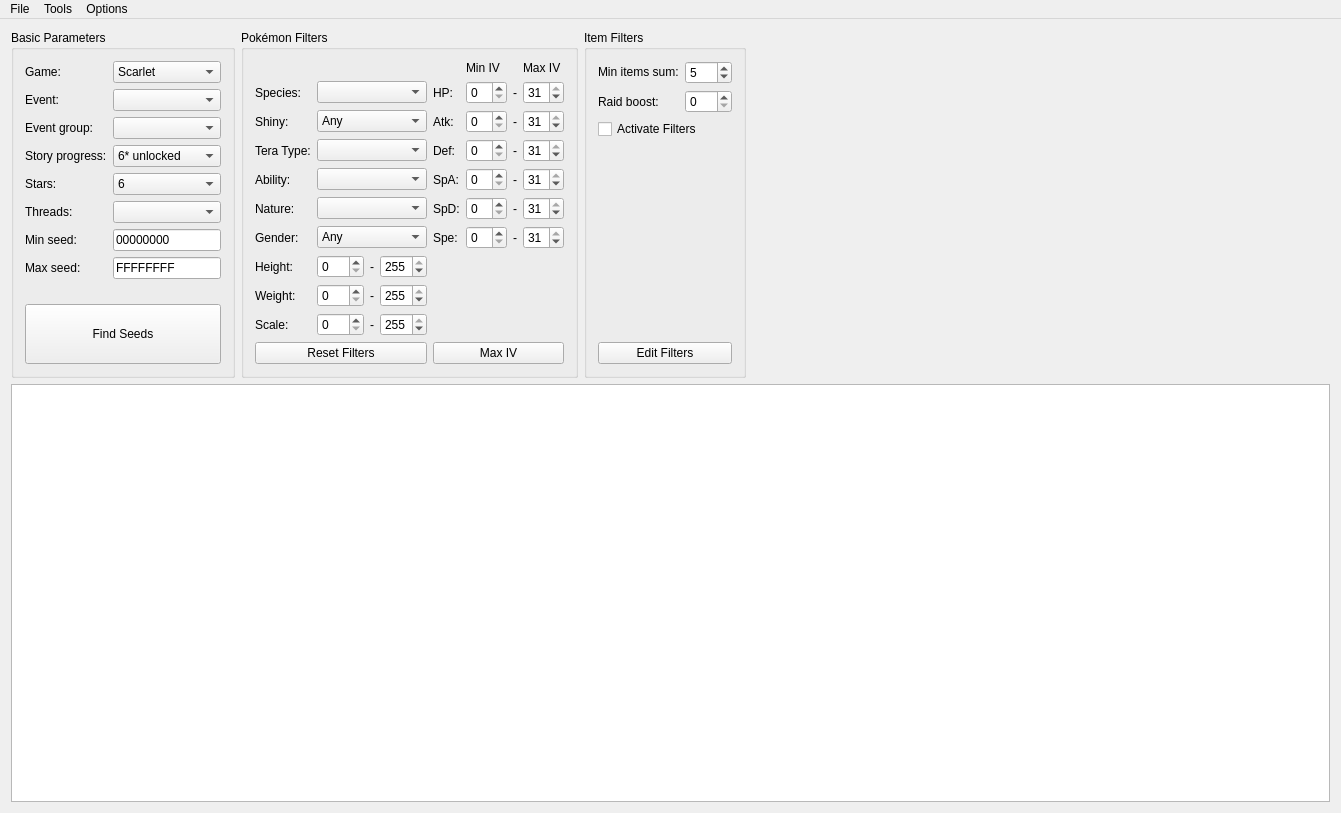
Qt form RaidCalc/RaidCalc.ui (MewTracker/sv-research) before a commit.
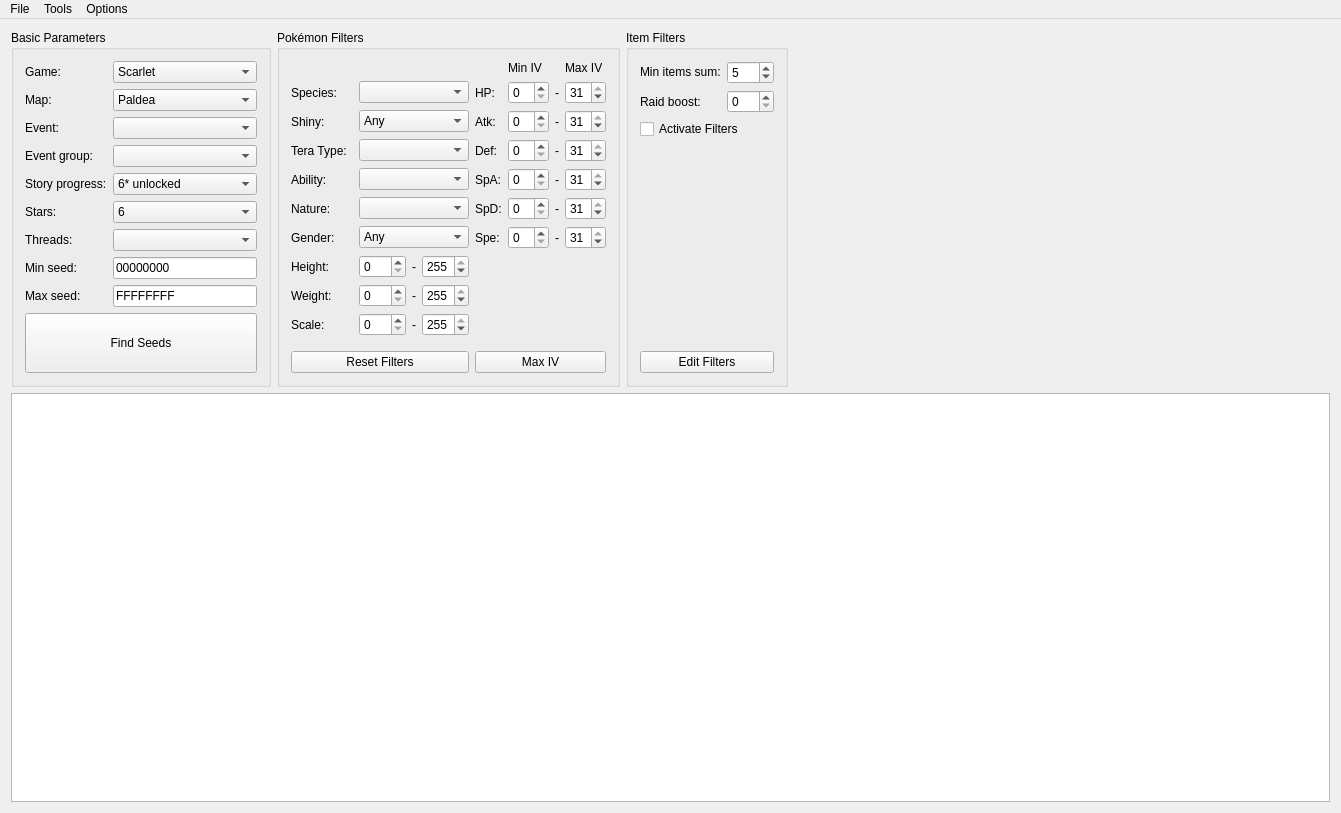
The same form after that commit.

The edit to the form file:
```diff
--- a/RaidCalc/RaidCalc.ui
+++ b/RaidCalc/RaidCalc.ui
@@ -29,125 +29,56 @@
          <string>Basic Parameters</string>
         </property>
         <layout class="QGridLayout" name="gridLayout">
-         <item row="0" column="0">
-          <widget class="QLabel" name="labelGame">
+         <item row="6" column="0">
+          <widget class="QLabel" name="labelThreads">
            <property name="text">
-            <string>Game:</string>
+            <string>Threads:</string>
            </property>
           </widget>
          </item>
-         <item row="7" column="0">
+         <item row="4" column="0">
+          <widget class="QLabel" name="labelStage">
+           <property name="text">
+            <string>Story progress:</string>
+           </property>
+          </widget>
+         </item>
+         <item row="2" column="1">
+          <widget class="QComboBox" name="comboBoxEvent">
+           <property name="maxVisibleItems">
+            <number>20</number>
+           </property>
+          </widget>
+         </item>
+         <item row="8" column="0">
           <widget class="QLabel" name="labelMaxSeed">
            <property name="text">
             <string>Max seed:</string>
            </property>
           </widget>
          </item>
-         <item row="7" column="1">
-          <widget class="QLineEdit" name="editMaxSeed">
-           <property name="sizePolicy">
-            <sizepolicy hsizetype="Preferred" vsizetype="Fixed">
-             <horstretch>0</horstretch>
-             <verstretch>0</verstretch>
-            </sizepolicy>
-           </property>
-           <property name="text">
-            <string>FFFFFFFF</string>
-           </property>
-          </widget>
-         </item>
-         <item row="0" column="1">
-          <widget class="QComboBox" name="comboBoxGame">
-           <item>
-            <property name="text">
-             <string>Scarlet</string>
-            </property>
-           </item>
-           <item>
-            <property name="text">
-             <string>Violet</string>
-            </property>
-           </item>
-          </widget>
-         </item>
-         <item row="6" column="0">
+         <item row="7" column="0">
           <widget class="QLabel" name="labelMinSeed">
            <property name="text">
             <string>Min seed:</string>
            </property>
           </widget>
          </item>
-         <item row="1" column="1">
-          <widget class="QComboBox" name="comboBoxEvent">
-           <property name="maxVisibleItems">
-            <number>20</number>
-           </property>
-          </widget>
-         </item>
-         <item row="2" column="1">
+         <item row="3" column="1">
           <widget class="QComboBox" name="comboBoxEventGroup">
            <property name="enabled">
             <bool>true</bool>
            </property>
           </widget>
          </item>
-         <item row="4" column="1">
-          <widget class="QComboBox" name="comboBoxStars">
-           <property name="currentIndex">
-            <number>5</number>
-           </property>
-           <item>
-            <property name="text">
-             <string>1</string>
-            </property>
-           </item>
-           <item>
-            <property name="text">
-             <string>2</string>
-            </property>
-           </item>
-           <item>
-            <property name="text">
-             <string>3</string>
-            </property>
-           </item>
-           <item>
-            <property name="text">
-             <string>4</string>
-            </property>
-           </item>
-           <item>
-            <property name="text">
-             <string>5</string>
-            </property>
-           </item>
-           <item>
-            <property name="text">
-             <string>6</string>
-            </property>
-           </item>
-           <item>
-            <property name="text">
-             <string>7</string>
-            </property>
-           </item>
-          </widget>
-         </item>
-         <item row="5" column="0">
-          <widget class="QLabel" name="labelThreads">
+         <item row="0" column="0">
+          <widget class="QLabel" name="labelGame">
            <property name="text">
-            <string>Threads:</string>
+            <string>Game:</string>
            </property>
           </widget>
          </item>
-         <item row="4" column="0">
-          <widget class="QLabel" name="labelStars">
-           <property name="text">
-            <string>Stars:</string>
-           </property>
-          </widget>
-         </item>
-         <item row="9" column="0" colspan="2">
+         <item row="10" column="0" colspan="2">
           <widget class="QPushButton" name="buttonFindSeeds">
            <property name="minimumSize">
             <size>
@@ -160,7 +91,67 @@
            </property>
           </widget>
          </item>
-         <item row="3" column="1">
+         <item row="5" column="0">
+          <widget class="QLabel" name="labelStars">
+           <property name="text">
+            <string>Stars:</string>
+           </property>
+          </widget>
+         </item>
+         <item row="7" column="1">
+          <widget class="QLineEdit" name="editMinSeed">
+           <property name="sizePolicy">
+            <sizepolicy hsizetype="Preferred" vsizetype="Fixed">
+             <horstretch>0</horstretch>
+             <verstretch>0</verstretch>
+            </sizepolicy>
+           </property>
+           <property name="text">
+            <string>00000000</string>
+           </property>
+          </widget>
+         </item>
+         <item row="9" column="0">
+          <spacer name="spacer4">
+           <property name="orientation">
+            <enum>Qt::Vertical</enum>
+           </property>
+           <property name="sizeHint" stdset="0">
+            <size>
+             <width>20</width>
+             <height>0</height>
+            </size>
+           </property>
+          </spacer>
+         </item>
+         <item row="0" column="1">
+          <widget class="QComboBox" name="comboBoxGame">
+           <item>
+            <property name="text">
+             <string>Scarlet</string>
+            </property>
+           </item>
+           <item>
+            <property name="text">
+             <string>Violet</string>
+            </property>
+           </item>
+          </widget>
+         </item>
+         <item row="8" column="1">
+          <widget class="QLineEdit" name="editMaxSeed">
+           <property name="sizePolicy">
+            <sizepolicy hsizetype="Preferred" vsizetype="Fixed">
+             <horstretch>0</horstretch>
+             <verstretch>0</verstretch>
+            </sizepolicy>
+           </property>
+           <property name="text">
+            <string>FFFFFFFF</string>
+           </property>
+          </widget>
+         </item>
+         <item row="4" column="1">
           <widget class="QComboBox" name="comboBoxStage">
            <property name="currentIndex">
             <number>4</number>
@@ -192,55 +183,85 @@
            </item>
           </widget>
          </item>
-         <item row="6" column="1">
-          <widget class="QLineEdit" name="editMinSeed">
-           <property name="sizePolicy">
-            <sizepolicy hsizetype="Preferred" vsizetype="Fixed">
-             <horstretch>0</horstretch>
-             <verstretch>0</verstretch>
-            </sizepolicy>
-           </property>
-           <property name="text">
-            <string>00000000</string>
-           </property>
-          </widget>
-         </item>
-         <item row="1" column="0">
+         <item row="2" column="0">
           <widget class="QLabel" name="labelEvent">
            <property name="text">
             <string>Event:</string>
            </property>
           </widget>
          </item>
-         <item row="2" column="0">
+         <item row="6" column="1">
+          <widget class="QComboBox" name="comboBoxThreads"/>
+         </item>
+         <item row="3" column="0">
           <widget class="QLabel" name="labelEventGroup">
            <property name="text">
             <string>Event group:</string>
            </property>
           </widget>
          </item>
-         <item row="3" column="0">
-          <widget class="QLabel" name="labelStage">
-           <property name="text">
-            <string>Story progress:</string>
-           </property>
-          </widget>
-         </item>
          <item row="5" column="1">
-          <widget class="QComboBox" name="comboBoxThreads"/>
+          <widget class="QComboBox" name="comboBoxStars">
+           <property name="currentIndex">
+            <number>5</number>
+           </property>
+           <item>
+            <property name="text">
+             <string>1</string>
+            </property>
+           </item>
+           <item>
+            <property name="text">
+             <string>2</string>
+            </property>
+           </item>
+           <item>
+            <property name="text">
+             <string>3</string>
+            </property>
+           </item>
+           <item>
+            <property name="text">
+             <string>4</string>
+            </property>
+           </item>
+           <item>
+            <property name="text">
+             <string>5</string>
+            </property>
+           </item>
+           <item>
+            <property name="text">
+             <string>6</string>
+            </property>
+           </item>
+           <item>
+            <property name="text">
+             <string>7</string>
+            </property>
+           </item>
+          </widget>
          </item>
-         <item row="8" column="0">
-          <spacer name="spacer4">
-           <property name="orientation">
-            <enum>Qt::Vertical</enum>
+         <item row="1" column="0">
+          <widget class="QLabel" name="labelMap">
+           <property name="text">
+            <string>Map:</string>
            </property>
-           <property name="sizeHint" stdset="0">
-            <size>
-             <width>20</width>
-             <height>0</height>
-            </size>
-           </property>
-          </spacer>
+          </widget>
+         </item>
+         <item row="1" column="1">
+          <widget class="QComboBox" name="comboBoxMap">
+           <item>
+            <property name="text">
+             <string>Paldea</string>
+            </property>
+           </item>
+           <item>
+            <property name="text">
+             <string>Kitakami (Teal Mask)</string>
+            </property>
+           </item>
+          </widget>
          </item>
         </layout>
        </widget>
@@ -251,35 +272,7 @@
          <string>Pokémon Filters</string>
         </property>
         <layout class="QGridLayout" name="gridLayout_3">
-         <item row="1" column="0">
-          <widget class="QLabel" name="labelSpecies">
-           <property name="text">
-            <string>Species:</string>
-           </property>
-          </widget>
-         </item>
-         <item row="1" column="6">
-          <widget class="QLabel" name="labelSep1">
-           <property name="text">
-            <string>-</string>
-           </property>
-          </widget>
-         </item>
-         <item row="6" column="6">
-          <widget class="QLabel" name="labelSep5">
-           <property name="text">
-            <string>-</string>
-           </property>
-          </widget>
-         </item>
-         <item row="7" column="4">
-          <widget class="QLabel" name="labelSpe">
-           <property name="text">
-            <string>Spe:</string>
-           </property>
-          </widget>
-         </item>
-         <item row="3" column="5">
+         <item row="3" column="6">
           <widget class="QSpinBox" name="spinBoxMinAtk">
            <property name="maximum">
             <number>31</number>
@@ -289,166 +282,53 @@
            </property>
           </widget>
          </item>
-         <item row="10" column="3">
-          <widget class="QSpinBox" name="spinBoxMaxScale">
-           <property name="maximum">
-            <number>255</number>
-           </property>
-           <property name="value">
-            <number>255</number>
-           </property>
-          </widget>
-         </item>
-         <item row="6" column="0">
-          <widget class="QLabel" name="labelNature">
-           <property name="text">
-            <string>Nature:</string>
-           </property>
-          </widget>
-         </item>
-         <item row="5" column="4">
+         <item row="5" column="5">
           <widget class="QLabel" name="labelSpA">
            <property name="text">
             <string>SpA:</string>
            </property>
           </widget>
          </item>
-         <item row="4" column="7">
-          <widget class="QSpinBox" name="spinBoxMaxDef">
-           <property name="maximum">
-            <number>31</number>
-           </property>
-           <property name="value">
-            <number>31</number>
-           </property>
-          </widget>
-         </item>
-         <item row="4" column="5">
-          <widget class="QSpinBox" name="spinBoxMinDef">
-           <property name="maximum">
-            <number>31</number>
-           </property>
-           <property name="value">
-            <number>0</number>
-           </property>
-          </widget>
-         </item>
-         <item row="6" column="4">
-          <widget class="QLabel" name="labelSpD">
+         <item row="5" column="0">
+          <widget class="QLabel" name="labelAbility">
            <property name="text">
-            <string>SpD:</string>
+            <string>Ability:</string>
            </property>
           </widget>
          </item>
-         <item row="11" column="4" colspan="4">
-          <widget class="QPushButton" name="buttonMaxIV">
-           <property name="text">
-            <string>Max IV</string>
-           </property>
-          </widget>
-         </item>
-         <item row="3" column="4">
+         <item row="3" column="5">
           <widget class="QLabel" name="labelAtk">
            <property name="text">
             <string>Atk:</string>
            </property>
           </widget>
          </item>
-         <item row="7" column="6">
-          <widget class="QLabel" name="labelSep6">
-           <property name="text">
-            <string>-</string>
-           </property>
-          </widget>
-         </item>
-         <item row="7" column="0">
-          <widget class="QLabel" name="labelGender">
-           <property name="text">
-            <string>Gender:</string>
-           </property>
-          </widget>
-         </item>
-         <item row="1" column="5">
-          <widget class="QSpinBox" name="spinBoxMinHP">
+         <item row="10" column="4">
+          <widget class="QSpinBox" name="spinBoxMaxScale">
            <property name="maximum">
-            <number>31</number>
+            <number>255</number>
            </property>
            <property name="value">
-            <number>0</number>
-           </property>
-          </widget>
-         </item>
-         <item row="3" column="6">
-          <widget class="QLabel" name="labelSep2">
-           <property name="text">
-            <string>-</string>
-           </property>
-          </widget>
-         </item>
-         <item row="3" column="7">
-          <widget class="QSpinBox" name="spinBoxMaxAtk">
-           <property name="maximum">
-            <number>31</number>
-           </property>
-           <property name="value">
-            <number>31</number>
-           </property>
-          </widget>
-         </item>
-         <item row="0" column="7">
-          <widget class="QLabel" name="labelMaxIV">
-           <property name="text">
-            <string>Max IV</string>
+            <number>255</number>
            </property>
           </widget>
          </item>
          <item row="7" column="5">
-          <widget class="QSpinBox" name="spinBoxMinSpe">
-           <property name="maximum">
-            <number>31</number>
-           </property>
-           <property name="value">
-            <number>0</number>
-           </property>
-          </widget>
-         </item>
-         <item row="5" column="6">
-          <widget class="QLabel" name="labelSep4">
+          <widget class="QLabel" name="labelSpe">
            <property name="text">
-            <string>-</string>
+            <string>Spe:</string>
            </property>
           </widget>
          </item>
-         <item row="9" column="0">
-          <widget class="QLabel" name="labelWeight">
-           <property name="text">
-            <string>Weight:</string>
-           </property>
-          </widget>
-         </item>
-         <item row="4" column="6">
-          <widget class="QLabel" name="labelSep3">
-           <property name="text">
-            <string>-</string>
-           </property>
-          </widget>
-         </item>
-         <item row="3" column="0">
-          <widget class="QLabel" name="labelShiny">
-           <property name="text">
-            <string>Shiny:</string>
-           </property>
-          </widget>
-         </item>
-         <item row="4" column="4">
+         <item row="4" column="5">
           <widget class="QLabel" name="labelDef">
            <property name="text">
             <string>Def:</string>
            </property>
           </widget>
          </item>
-         <item row="5" column="7">
-          <widget class="QSpinBox" name="spinBoxMaxSpA">
+         <item row="1" column="8">
+          <widget class="QSpinBox" name="spinBoxMaxHP">
            <property name="maximum">
             <number>31</number>
            </property>
@@ -457,37 +337,100 @@
            </property>
           </widget>
          </item>
-         <item row="1" column="4">
-          <widget class="QLabel" name="labelHP">
-           <property name="text">
-            <string>HP:</string>
-           </property>
-          </widget>
+         <item row="6" column="2" colspan="3">
+          <widget class="QComboBox" name="comboBoxNature"/>
          </item>
-         <item row="7" column="7">
-          <widget class="QSpinBox" name="spinBoxMaxSpe">
-           <property name="maximum">
-            <number>31</number>
-           </property>
-           <property name="value">
-            <number>31</number>
-           </property>
-          </widget>
-         </item>
-         <item row="5" column="0">
-          <widget class="QLabel" name="labelAbility">
-           <property name="text">
-            <string>Ability:</string>
-           </property>
-          </widget>
-         </item>
-         <item row="10" column="1">
+         <item row="10" column="2">
           <widget class="QSpinBox" name="spinBoxMinScale">
            <property name="maximum">
             <number>255</number>
            </property>
           </widget>
          </item>
+         <item row="5" column="2" colspan="3">
+          <widget class="QComboBox" name="comboBoxAbility"/>
+         </item>
+         <item row="1" column="6">
+          <widget class="QSpinBox" name="spinBoxMinHP">
+           <property name="maximum">
+            <number>31</number>
+           </property>
+           <property name="value">
+            <number>0</number>
+           </property>
+          </widget>
+         </item>
+         <item row="12" column="0" colspan="5">
+          <widget class="QPushButton" name="buttonResetPokemonFilters">
+           <property name="text">
+            <string>Reset Filters</string>
+           </property>
+          </widget>
+         </item>
+         <item row="7" column="2" colspan="3">
+          <widget class="QComboBox" name="comboBoxGender">
+           <item>
+            <property name="text">
+             <string>Any</string>
+            </property>
+           </item>
+           <item>
+            <property name="text">
+             <string>Male</string>
+            </property>
+           </item>
+           <item>
+            <property name="text">
+             <string>Female</string>
+            </property>
+           </item>
+           <item>
+            <property name="text">
+             <string>Genderless</string>
+            </property>
+           </item>
+          </widget>
+         </item>
+         <item row="7" column="0">
+          <widget class="QLabel" name="labelGender">
+           <property name="text">
+            <string>Gender:</string>
+           </property>
+          </widget>
+         </item>
+         <item row="8" column="3">
+          <widget class="QLabel" name="labelSep7">
+           <property name="sizePolicy">
+            <sizepolicy hsizetype="Fixed" vsizetype="Preferred">
+             <horstretch>0</horstretch>
+             <verstretch>0</verstretch>
+            </sizepolicy>
+           </property>
+           <property name="text">
+            <string>-</string>
+           </property>
+          </widget>
+         </item>
+         <item row="7" column="6">
+          <widget class="QSpinBox" name="spinBoxMinSpe">
+           <property name="maximum">
+            <number>31</number>
+           </property>
+           <property name="value">
+            <number>0</number>
+           </property>
+          </widget>
+         </item>
+         <item row="6" column="6">
+          <widget class="QSpinBox" name="spinBoxMinSpD">
+           <property name="maximum">
+            <number>31</number>
+           </property>
+           <property name="value">
+            <number>0</number>
+           </property>
+          </widget>
+         </item>
          <item row="8" column="0">
           <widget class="QLabel" name="labelHeight">
            <property name="text">
@@ -495,58 +438,7 @@
            </property>
           </widget>
          </item>
-         <item row="6" column="7">
-          <widget class="QSpinBox" name="spinBoxMaxSpD">
-           <property name="maximum">
-            <number>31</number>
-           </property>
-           <property name="value">
-            <number>31</number>
-           </property>
-          </widget>
-         </item>
-         <item row="9" column="1">
-          <widget class="QSpinBox" name="spinBoxMinWeight">
-           <property name="maximum">
-            <number>255</number>
-           </property>
-          </widget>
-         </item>
-         <item row="4" column="0">
-          <widget class="QLabel" name="labelTeraType">
-           <property name="text">
-            <string>Tera Type:</string>
-           </property>
-          </widget>
-         </item>
-         <item row="1" column="7">
-          <widget class="QSpinBox" name="spinBoxMaxHP">
-           <property name="maximum">
-            <number>31</number>
-           </property>
-           <property name="value">
-            <number>31</number>
-           </property>
-          </widget>
-         </item>
-         <item row="8" column="1">
-          <widget class="QSpinBox" name="spinBoxMinHeight">
-           <property name="maximum">
-            <number>255</number>
-           </property>
-          </widget>
-         </item>
-         <item row="6" column="5">
-          <widget class="QSpinBox" name="spinBoxMinSpD">
-           <property name="maximum">
-            <number>31</number>
-           </property>
-           <property name="value">
-            <number>0</number>
-           </property>
-          </widget>
-         </item>
-         <item row="5" column="5">
+         <item row="5" column="6">
           <widget class="QSpinBox" name="spinBoxMinSpA">
            <property name="maximum">
             <number>31</number>
@@ -556,13 +448,66 @@
            </property>
           </widget>
          </item>
-         <item row="0" column="5">
+         <item row="0" column="6">
           <widget class="QLabel" name="labelMinIV">
            <property name="text">
             <string>Min IV</string>
            </property>
           </widget>
          </item>
+         <item row="6" column="7">
+          <widget class="QLabel" name="labelSep5">
+           <property name="text">
+            <string>-</string>
+           </property>
+          </widget>
+         </item>
+         <item row="6" column="5">
+          <widget class="QLabel" name="labelSpD">
+           <property name="text">
+            <string>SpD:</string>
+           </property>
+          </widget>
+         </item>
+         <item row="1" column="7">
+          <widget class="QLabel" name="labelSep1">
+           <property name="text">
+            <string>-</string>
+           </property>
+          </widget>
+         </item>
+         <item row="4" column="2" colspan="3">
+          <widget class="QComboBox" name="comboBoxTeraType"/>
+         </item>
+         <item row="3" column="2" colspan="3">
+          <widget class="QComboBox" name="comboBoxShiny">
+           <item>
+            <property name="text">
+             <string>Any</string>
+            </property>
+           </item>
+           <item>
+            <property name="text">
+             <string>Yes</string>
+            </property>
+           </item>
+           <item>
+            <property name="text">
+             <string>No</string>
+            </property>
+           </item>
+          </widget>
+         </item>
+         <item row="7" column="8">
+          <widget class="QSpinBox" name="spinBoxMaxSpe">
+           <property name="maximum">
+            <number>31</number>
+           </property>
+           <property name="value">
+            <number>31</number>
+           </property>
+          </widget>
+         </item>
          <item row="10" column="0">
           <widget class="QLabel" name="labelScale">
            <property name="text">
@@ -570,40 +515,45 @@
            </property>
           </widget>
          </item>
-         <item row="9" column="3">
-          <widget class="QSpinBox" name="spinBoxMaxWeight">
-           <property name="maximum">
-            <number>255</number>
+         <item row="6" column="0">
+          <widget class="QLabel" name="labelNature">
+           <property name="text">
+            <string>Nature:</string>
            </property>
-           <property name="value">
-            <number>255</number>
-           </property>
           </widget>
          </item>
-         <item row="8" column="3">
-          <widget class="QSpinBox" name="spinBoxMaxHeight">
-           <property name="maximum">
-            <number>255</number>
+         <item row="3" column="7">
+          <widget class="QLabel" name="labelSep2">
+           <property name="text">
+            <string>-</string>
            </property>
-           <property name="value">
-            <number>255</number>
+          </widget>
+         </item>
+         <item row="1" column="5">
+          <widget class="QLabel" name="labelHP">
+           <property name="text">
+            <string>HP:</string>
            </property>
           </widget>
          </item>
          <item row="8" column="2">
-          <widget class="QLabel" name="labelSep7">
-           <property name="sizePolicy">
-            <sizepolicy hsizetype="Fixed" vsizetype="Preferred">
-             <horstretch>0</horstretch>
-             <verstretch>0</verstretch>
-            </sizepolicy>
+          <widget class="QSpinBox" name="spinBoxMinHeight">
+           <property name="maximum">
+            <number>255</number>
            </property>
-           <property name="text">
-            <string>-</string>
+          </widget>
+         </item>
+         <item row="9" column="4">
+          <widget class="QSpinBox" name="spinBoxMaxWeight">
+           <property name="maximum">
+            <number>255</number>
            </property>
+           <property name="value">
+            <number>255</number>
+           </property>
           </widget>
          </item>
-         <item row="9" column="2">
+         <item row="9" column="3">
           <widget class="QLabel" name="labelSep8">
            <property name="sizePolicy">
             <sizepolicy hsizetype="Fixed" vsizetype="Preferred">
@@ -616,7 +566,7 @@
            </property>
           </widget>
          </item>
-         <item row="10" column="2">
+         <item row="10" column="3">
           <widget class="QLabel" name="labelSep9">
            <property name="sizePolicy">
             <sizepolicy hsizetype="Fixed" vsizetype="Preferred">
@@ -629,68 +579,152 @@
            </property>
           </widget>
          </item>
-         <item row="7" column="1" colspan="3">
-          <widget class="QComboBox" name="comboBoxGender">
-           <item>
-            <property name="text">
-             <string>Any</string>
-            </property>
-           </item>
-           <item>
-            <property name="text">
-             <string>Male</string>
-            </property>
-           </item>
-           <item>
-            <property name="text">
-             <string>Female</string>
-            </property>
-           </item>
-           <item>
-            <property name="text">
-             <string>Genderless</string>
-            </property>
-           </item>
+         <item row="4" column="7">
+          <widget class="QLabel" name="labelSep3">
+           <property name="text">
+            <string>-</string>
+           </property>
           </widget>
          </item>
-         <item row="6" column="1" colspan="3">
-          <widget class="QComboBox" name="comboBoxNature"/>
+         <item row="5" column="8">
+          <widget class="QSpinBox" name="spinBoxMaxSpA">
+           <property name="maximum">
+            <number>31</number>
+           </property>
+           <property name="value">
+            <number>31</number>
+           </property>
+          </widget>
          </item>
-         <item row="5" column="1" colspan="3">
-          <widget class="QComboBox" name="comboBoxAbility"/>
+         <item row="6" column="8">
+          <widget class="QSpinBox" name="spinBoxMaxSpD">
+           <property name="maximum">
+            <number>31</number>
+           </property>
+           <property name="value">
+            <number>31</number>
+           </property>
+          </widget>
          </item>
-         <item row="4" column="1" colspan="3">
-          <widget class="QComboBox" name="comboBoxTeraType"/>
+         <item row="4" column="0">
+          <widget class="QLabel" name="labelTeraType">
+           <property name="text">
+            <string>Tera Type:</string>
+           </property>
+          </widget>
          </item>
-         <item row="3" column="1" colspan="3">
-          <widget class="QComboBox" name="comboBoxShiny">
-           <item>
-            <property name="text">
-             <string>Any</string>
-            </property>
-           </item>
-           <item>
-            <property name="text">
-             <string>Yes</string>
-            </property>
-           </item>
-           <item>
-            <property name="text">
-             <string>No</string>
-            </property>
-           </item>
+         <item row="8" column="4">
+          <widget class="QSpinBox" name="spinBoxMaxHeight">
+           <property name="maximum">
+            <number>255</number>
+           </property>
+           <property name="value">
+            <number>255</number>
+           </property>
           </widget>
          </item>
-         <item row="1" column="1" colspan="3">
+         <item row="1" column="2" colspan="3">
           <widget class="QComboBox" name="comboBoxSpecies"/>
          </item>
-         <item row="11" column="0" colspan="4">
-          <widget class="QPushButton" name="buttonResetPokemonFilters">
+         <item row="4" column="6">
+          <widget class="QSpinBox" name="spinBoxMinDef">
+           <property name="maximum">
+            <number>31</number>
+           </property>
+           <property name="value">
+            <number>0</number>
+           </property>
+          </widget>
+         </item>
+         <item row="4" column="8">
+          <widget class="QSpinBox" name="spinBoxMaxDef">
+           <property name="maximum">
+            <number>31</number>
+           </property>
+           <property name="value">
+            <number>31</number>
+           </property>
+          </widget>
+         </item>
+         <item row="5" column="7">
+          <widget class="QLabel" name="labelSep4">
            <property name="text">
-            <string>Reset Filters</string>
+            <string>-</string>
            </property>
           </widget>
          </item>
+         <item row="9" column="0">
+          <widget class="QLabel" name="labelWeight">
+           <property name="text">
+            <string>Weight:</string>
+           </property>
+          </widget>
+         </item>
+         <item row="3" column="8">
+          <widget class="QSpinBox" name="spinBoxMaxAtk">
+           <property name="maximum">
+            <number>31</number>
+           </property>
+           <property name="value">
+            <number>31</number>
+           </property>
+          </widget>
+         </item>
+         <item row="9" column="2">
+          <widget class="QSpinBox" name="spinBoxMinWeight">
+           <property name="maximum">
+            <number>255</number>
+           </property>
+          </widget>
+         </item>
+         <item row="0" column="8">
+          <widget class="QLabel" name="labelMaxIV">
+           <property name="text">
+            <string>Max IV</string>
+           </property>
+          </widget>
+         </item>
+         <item row="7" column="7">
+          <widget class="QLabel" name="labelSep6">
+           <property name="text">
+            <string>-</string>
+           </property>
+          </widget>
+         </item>
+         <item row="3" column="0">
+          <widget class="QLabel" name="labelShiny">
+           <property name="text">
+            <string>Shiny:</string>
+           </property>
+          </widget>
+         </item>
+         <item row="12" column="5" colspan="4">
+          <widget class="QPushButton" name="buttonMaxIV">
+           <property name="text">
+            <string>Max IV</string>
+           </property>
+          </widget>
+         </item>
+         <item row="1" column="0">
+          <widget class="QLabel" name="labelSpecies">
+           <property name="text">
+            <string>Species:</string>
+           </property>
+          </widget>
+         </item>
+         <item row="11" column="4">
+          <spacer name="spacer5">
+           <property name="orientation">
+            <enum>Qt::Vertical</enum>
+           </property>
+           <property name="sizeHint" stdset="0">
+            <size>
+             <width>20</width>
+             <height>1</height>
+            </size>
+           </property>
+          </spacer>
+         </item>
         </layout>
        </widget>
       </item>
```
